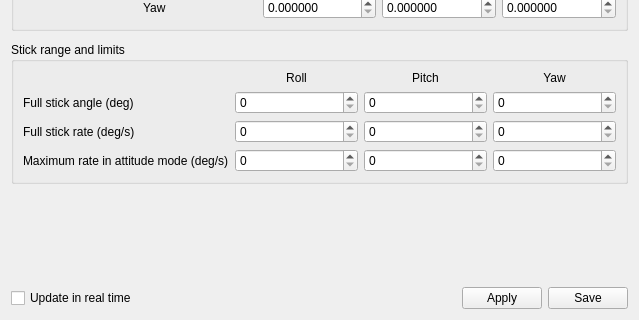
The window that ground/openpilotgcs/src/plugins/config/stabilization.ui (openpilot/OpenPilot) describes before a commit, drawn with Qt 5; both pictures show x 0 to 639 and y 291 to 611 of the 639 by 611 pixel window.
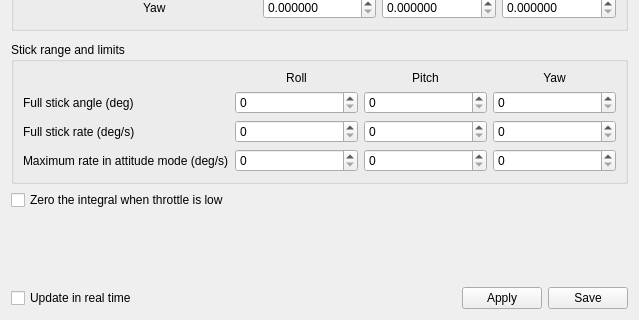
The same window after the commit. Icons and pictures are not drawn.

Commit message: Stabilization: Add the option for zeroing the PIDs when throttle is low to GUI

Diff of the .ui file:
```diff
--- a/ground/openpilotgcs/src/plugins/config/stabilization.ui
+++ b/ground/openpilotgcs/src/plugins/config/stabilization.ui
@@ -629,6 +629,13 @@
      </layout>
     </widget>
    </item>
+   <item>
+    <widget class="QCheckBox" name="lowThrottleZeroIntegral">
+     <property name="text">
+      <string>Zero the integral when throttle is low</string>
+     </property>
+    </widget>
+   </item>
    <item>
     <spacer name="verticalSpacer">
      <property name="orientation">
```
The commit also changes 1 other file.
